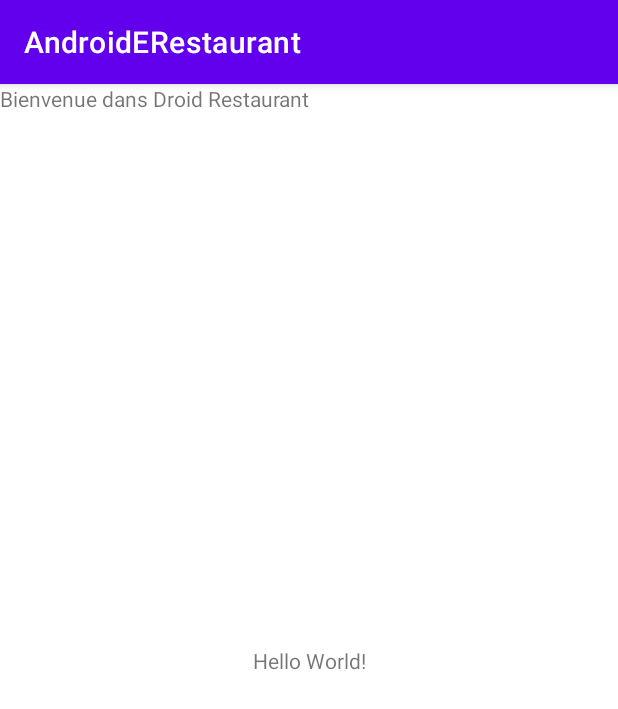
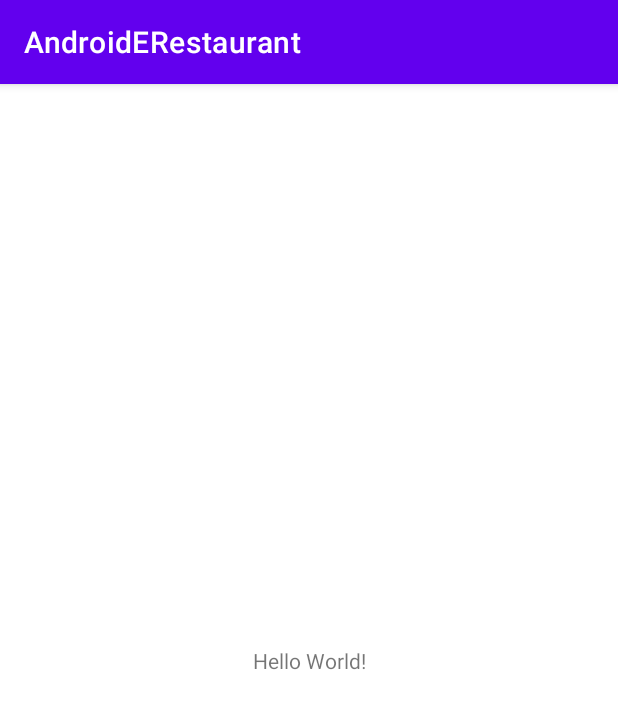
Before and after one commit to DylanVautrin/AndroidERestaurant, an Android app: the screen it shows after launch (HomeActivity), on a phone screen of 412 x 824 dp. Shown: the top 709 px of the screen. Run offline under Robolectric (Android 15) with nearby library versions, the phone set to English and light mode, and no system bars.

Commit message:
Initial Commit

```diff
--- a/app/src/main/res/layout/activity_home.xml
+++ b/app/src/main/res/layout/activity_home.xml
@@ -16,12 +16,4 @@
         app:layout_constraintRight_toRightOf="parent"
         app:layout_constraintTop_toTopOf="parent" />
 
-    <TextView
-        android:id="@+id/textView5"
-        android:layout_width="278dp"
-        android:layout_height="192dp"
-        android:text="@string/TitleMain"
-        app:layout_constraintStart_toStartOf="parent"
-        app:layout_constraintTop_toTopOf="parent" />
-
 </androidx.constraintlayout.widget.ConstraintLayout>
```
